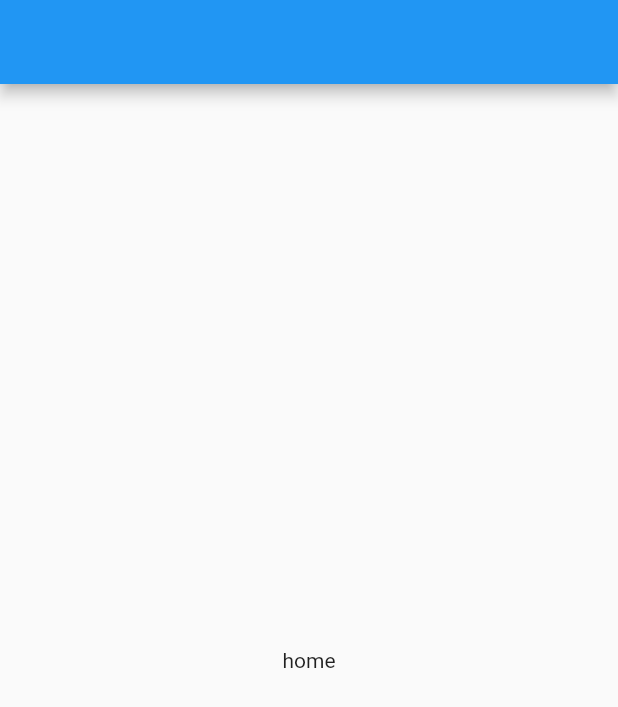
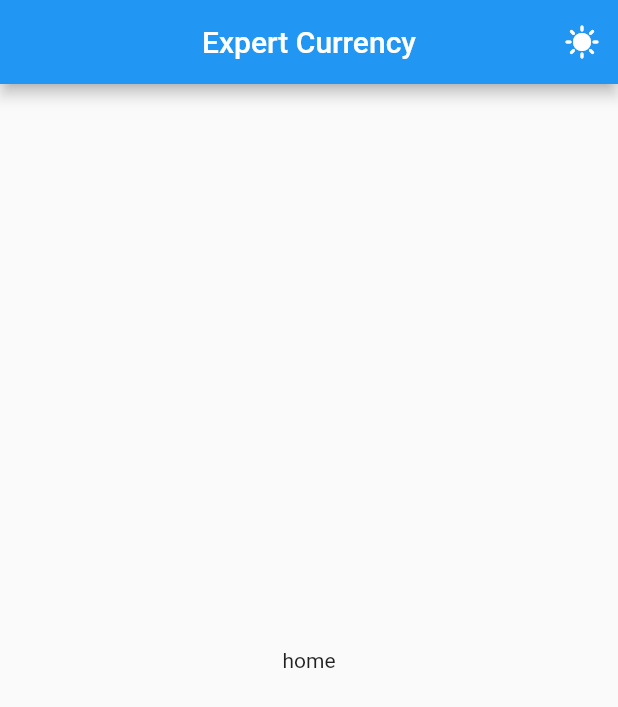
Before and after one commit to alirezakariminejad/flutter_expert_currency, a Flutter app: the screen it shows after launch, on a phone screen of 412 x 824 dp. Shown: the top 707 px of the screen. Run offline on Flutter 3.47's test engine with Material 2 defaults, Android fonts, the light colour scheme and no system bars; our stand-ins replace google_fonts.

Commit message:
Add details in AppBar

```diff
--- a/lib/main.dart
+++ b/lib/main.dart
@@ -1,5 +1,6 @@
 import 'package:flutter/material.dart';
 import 'package:flutter/services.dart';
+import 'package:flutter_ex_currency_application/screens/screens_helper/theme_switcher_helper.dart';
 
 void main() {
   WidgetsFlutterBinding.ensureInitialized();
@@ -25,7 +26,13 @@ class _ExpCurrencyState extends State<ExpCurrency> {
       home: Directionality(
         textDirection: TextDirection.ltr,
         child: Scaffold(
-          appBar: AppBar(),
+          appBar: AppBar(
+            title: Text('Expert Currency'),
+            centerTitle: true,
+            actions: [
+              ThemeSwitcherHelper(),
+            ],
+          ),
           body: Center(
             child: Text('home'),
           ),
```
